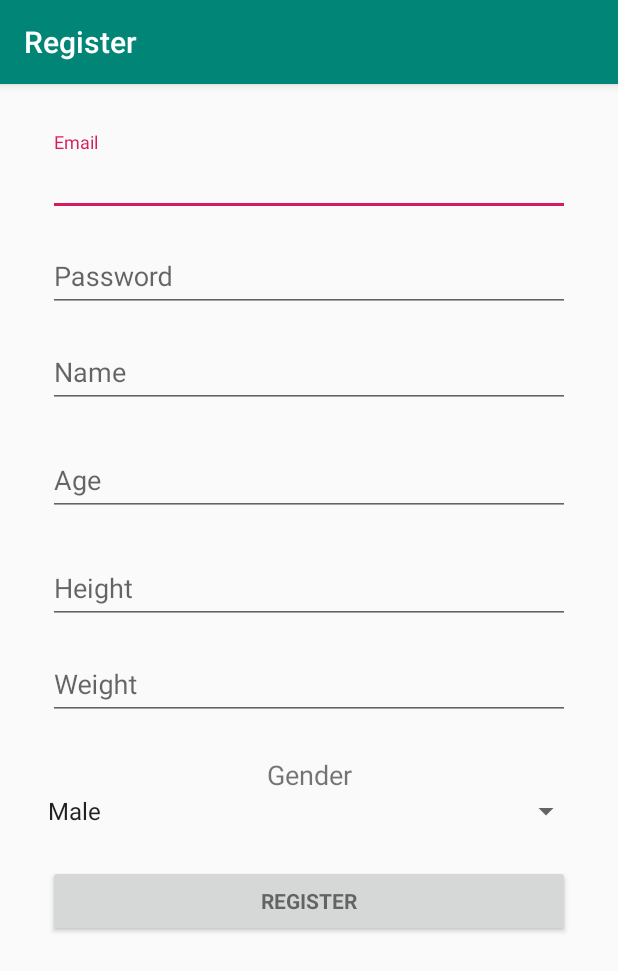
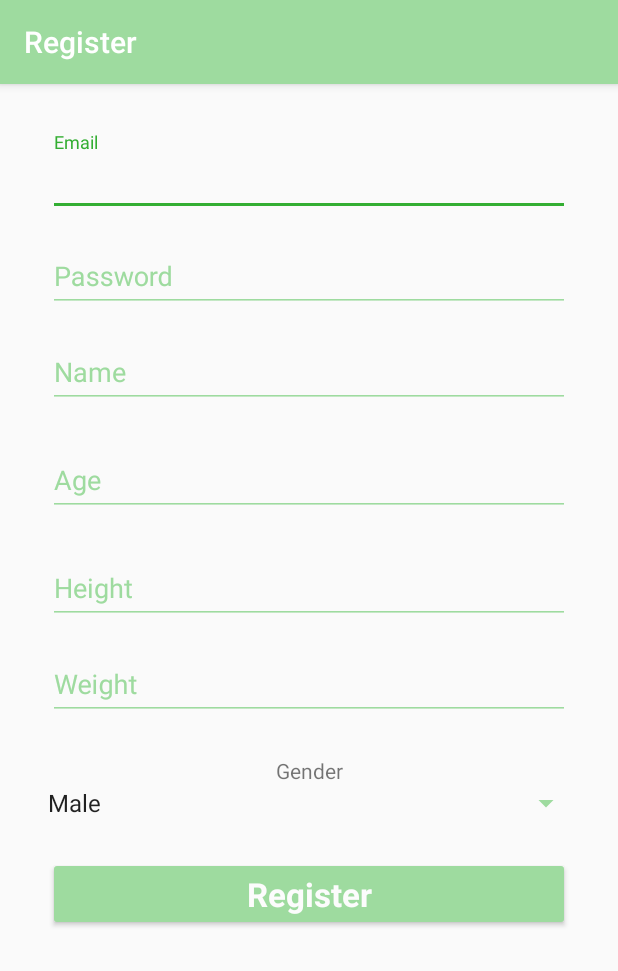
Before and after one commit to Deakyu/fitness-app, an Android app: the RegisterActivity screen opened directly, with no data from a screen before it, on a phone screen of 412 x 824 dp. Shown: the top 971 px of the screen. Run offline under Robolectric (Android 15) with nearby library versions, the phone set to English and light mode, and no system bars.

Commit message:
first part of ticket, missing applying to textview, spinner, edittext.error and individually to nav_header

```diff
--- a/app/src/main/res/layout/activity_login.xml
+++ b/app/src/main/res/layout/activity_login.xml
@@ -104,7 +104,6 @@
 
             <Button
                 android:id="@+id/email_sign_in_button"
-                style="?android:textAppearanceSmall"
                 android:layout_width="match_parent"
                 android:layout_height="wrap_content"
                 android:layout_marginEnd="8dp"
@@ -113,13 +112,11 @@
                 android:layout_marginStart="8dp"
                 android:layout_marginTop="8dp"
                 android:text="@string/action_sign_in"
-                android:textStyle="bold"
                 app:layout_constraintEnd_toEndOf="parent"
                 app:layout_constraintStart_toStartOf="parent"
                 app:layout_constraintTop_toBottomOf="@+id/textInputLayout" />
             <Button
                 android:id="@+id/registerlogin_button"
-                style="?android:textAppearanceSmall"
                 android:layout_width="match_parent"
                 android:layout_height="wrap_content"
                 android:layout_marginEnd="8dp"
@@ -128,7 +125,6 @@
                 android:layout_marginStart="8dp"
                 android:layout_marginTop="8dp"
                 android:text="@string/action_register"
-                android:textStyle="bold"
                 app:layout_constraintEnd_toEndOf="parent"
                 app:layout_constraintStart_toStartOf="parent"
                 app:layout_constraintTop_toBottomOf="@+id/email_sign_in_button" />
--- a/app/src/main/res/layout/activity_register.xml
+++ b/app/src/main/res/layout/activity_register.xml
@@ -228,7 +228,6 @@
                 android:layout_height="wrap_content"
                 android:layout_marginTop="24dp"
                 android:text="@string/prompt_gender"
-                android:textSize="18sp"
                 app:layout_constraintBottom_toTopOf="@+id/gender_spinner"
                 app:layout_constraintEnd_toEndOf="parent"
                 app:layout_constraintStart_toStartOf="parent"
@@ -247,7 +246,6 @@
 
             <Button
                 android:id="@+id/register_button"
-                style="?android:textAppearanceSmall"
                 android:layout_width="match_parent"
                 android:layout_height="wrap_content"
                 android:layout_marginEnd="8dp"
@@ -256,7 +254,6 @@
                 android:layout_marginStart="8dp"
                 android:layout_marginTop="24dp"
                 android:text="@string/action_register"
-                android:textStyle="bold"
                 app:layout_constraintEnd_toEndOf="parent"
                 app:layout_constraintStart_toStartOf="parent"
                 app:layout_constraintTop_toBottomOf="@+id/gender_spinner" />
--- a/app/src/main/res/layout/content_main.xml
+++ b/app/src/main/res/layout/content_main.xml
@@ -14,9 +14,7 @@
         android:layout_height="wrap_content"
         android:layout_marginLeft="@dimen/activity_horizontal_margin"
         android:layout_marginRight="@dimen/activity_horizontal_margin"
-        android:background="@color/darkGreen"
         android:text="@string/setup_diet_string"
-        android:textColor="@color/colorWhite"
         app:layout_constraintTop_toTopOf="parent"
         app:layout_constraintLeft_toLeftOf="parent"
         app:layout_constraintRight_toRightOf="parent"
@@ -28,9 +26,7 @@
         android:layout_height="wrap_content"
         android:layout_marginLeft="@dimen/activity_horizontal_margin"
         android:layout_marginRight="@dimen/activity_horizontal_margin"
-        android:background="@color/darkGreen"
         android:text="@string/create_routines_string"
-        android:textColor="@color/colorWhite"
         app:layout_constraintTop_toBottomOf="@id/button_setup_diet"
         app:layout_constraintLeft_toLeftOf="parent"
         app:layout_constraintRight_toRightOf="parent"
--- a/app/src/main/res/layout/nav_header_main.xml
+++ b/app/src/main/res/layout/nav_header_main.xml
@@ -3,7 +3,7 @@
     xmlns:app="http://schemas.android.com/apk/res-auto"
     android:layout_width="match_parent"
     android:layout_height="wrap_content"
-    android:background="@color/lightGreen"
+    android:background="@color/colorPrimary"
     android:gravity="bottom"
     android:orientation="vertical"
     android:paddingLeft="@dimen/activity_horizontal_margin"
--- a/app/src/main/res/values/colors.xml
+++ b/app/src/main/res/values/colors.xml
@@ -1,12 +1,8 @@
 <?xml version="1.0" encoding="utf-8"?>
 <resources>
-    <color name="colorPrimary">#008577</color>
-    <color name="colorPrimaryDark">#00574B</color>
-    <color name="colorAccent">#D81B60</color>
-
-    <color name="brightGreen">#33AE32</color>
-    <color name="lightGreen">#9EDB9F</color>
-    <color name="darkGreen">#2A6C3C</color>
+    <color name="colorPrimary">#9EDB9F</color>
+    <color name="colorPrimaryDark">#2A6C3C</color>
+    <color name="colorAccent">#33AE32</color>
     <color name="colorWhite">#FCFCFC</color>
     <color name="colorDark">#021E02</color>
 </resources>
--- a/app/src/main/res/values/dimens.xml
+++ b/app/src/main/res/values/dimens.xml
@@ -6,4 +6,7 @@
     <dimen name="nav_header_height">176dp</dimen>
     <dimen name="fab_margin">16dp</dimen>
     <dimen name="text_medium">22sp</dimen>
+
+    <!-- Default dimens for custom style. -->
+    <dimen name="button_text_small">12sp</dimen>
 </resources>
--- a/app/src/main/res/values/strings.xml
+++ b/app/src/main/res/values/strings.xml
@@ -1,5 +1,5 @@
 <resources>
-    <string name="app_name">Fitness App</string>
+    <string name="app_name">Baufer Fitness</string>
     <string name="navigation_drawer_open">Open navigation drawer</string>
     <string name="navigation_drawer_close">Close navigation drawer</string>
     <string name="nav_header_title">Android Studio</string>
--- a/app/src/main/res/values/styles.xml
+++ b/app/src/main/res/values/styles.xml
@@ -6,6 +6,16 @@
         <item name="colorPrimary">@color/colorPrimary</item>
         <item name="colorPrimaryDark">@color/colorPrimaryDark</item>
         <item name="colorAccent">@color/colorAccent</item>
+        <item name="colorButtonNormal">@color/colorPrimary</item>
+        <item name="colorControlNormal">@color/colorPrimary</item>
+        <item name="android:textColorHint">@color/colorPrimary</item>
+        <item name="android:textAppearanceButton">@style/AppTheme.TextButtonTheme</item>
+    </style>
+
+    <style name="AppTheme.TextButtonTheme">
+        <item name="android:textColor">@color/colorWhite</item>
+        <item name="android:textSize">@dimen/text_medium</item>
+        <item name="android:textStyle">bold</item>
     </style>
 
     <style name="AppTheme.NoActionBar">
```
